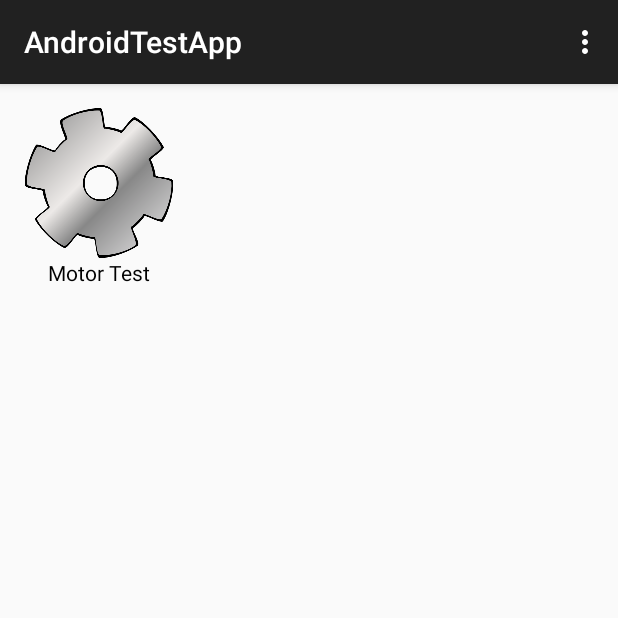
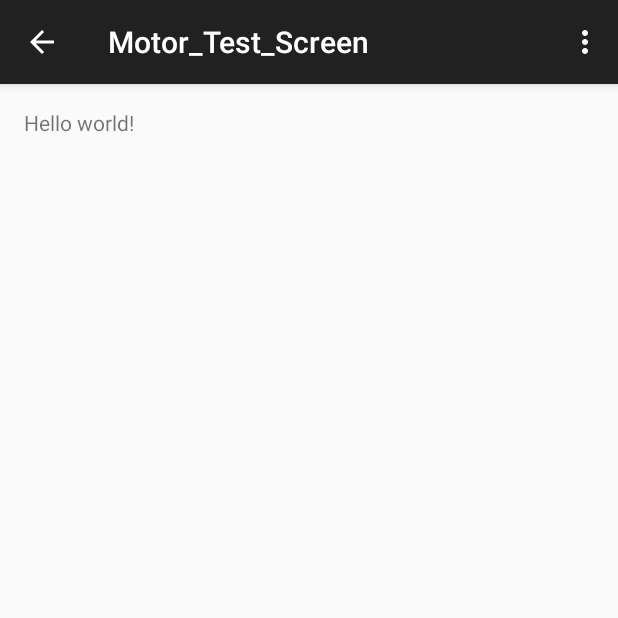
Before and after one commit to krb121693/AndroidTestApp, an Android app: the screen it shows after launch (MainActivity before the commit, Motor_Test_Screen after it), after a tap on "Motor Test", on a phone screen of 412 x 824 dp, the top half of it. Run offline under Robolectric (Android 15) with nearby library versions, the phone set to English and light mode, and no system bars.

Commit message:
Button opens new Activity

```diff
--- a/app/src/main/java/com/iconfitness/testing/androidtestapp/MainActivity.java
+++ b/app/src/main/java/com/iconfitness/testing/androidtestapp/MainActivity.java
@@ -1,6 +1,7 @@
 package com.iconfitness.testing.androidtestapp;
 
 import android.content.Context;
+import android.content.Intent;
 import android.support.v7.app.ActionBarActivity;
 import android.os.Bundle;
 import android.view.Menu;
@@ -51,7 +52,9 @@ public class MainActivity extends ActionBarActivity {
 
     View.OnClickListener selectApplication = new View.OnClickListener(){
         public void onClick(View v) {
-            MessageBox("Button has been clicked");
+            MessageBox("Motor Test");
+            Intent intent = new Intent(MainActivity.this, Motor_Test_Screen.class);
+            startActivity(intent);
         }
     };
 
--- /dev/null
+++ b/app/src/main/java/com/iconfitness/testing/androidtestapp/Motor_Test_Screen.java
@@ -0,0 +1,38 @@
+package com.iconfitness.testing.androidtestapp;
+
+import android.support.v7.app.ActionBarActivity;
+import android.os.Bundle;
+import android.view.Menu;
+import android.view.MenuItem;
+
+
+public class Motor_Test_Screen extends ActionBarActivity {
+
+    @Override
+    protected void onCreate(Bundle savedInstanceState) {
+        super.onCreate(savedInstanceState);
+        setContentView(R.layout.activity_motor__test__screen);
+    }
+
+    @Override
+    public boolean onCreateOptionsMenu(Menu menu) {
+        // Inflate the menu; this adds items to the action bar if it is present.
+        getMenuInflater().inflate(R.menu.menu_motor__test__screen, menu);
+        return true;
+    }
+
+    @Override
+    public boolean onOptionsItemSelected(MenuItem item) {
+        // Handle action bar item clicks here. The action bar will
+        // automatically handle clicks on the Home/Up button, so long
+        // as you specify a parent activity in AndroidManifest.xml.
+        int id = item.getItemId();
+
+        //noinspection SimplifiableIfStatement
+        if (id == R.id.action_settings) {
+            return true;
+        }
+
+        return super.onOptionsItemSelected(item);
+    }
+}
--- /dev/null
+++ b/app/src/main/res/layout/activity_motor__test__screen.xml
@@ -0,0 +1,12 @@
+<RelativeLayout xmlns:android="http://schemas.android.com/apk/res/android"
+    xmlns:tools="http://schemas.android.com/tools" android:layout_width="match_parent"
+    android:layout_height="match_parent" android:paddingLeft="@dimen/activity_horizontal_margin"
+    android:paddingRight="@dimen/activity_horizontal_margin"
+    android:paddingTop="@dimen/activity_vertical_margin"
+    android:paddingBottom="@dimen/activity_vertical_margin"
+    tools:context="com.iconfitness.testing.androidtestapp.Motor_Test_Screen">
+
+    <TextView android:text="@string/hello_world" android:layout_width="wrap_content"
+        android:layout_height="wrap_content" />
+
+</RelativeLayout>
--- /dev/null
+++ b/app/src/main/res/menu/menu_motor__test__screen.xml
@@ -0,0 +1,7 @@
+<menu xmlns:android="http://schemas.android.com/apk/res/android"
+    xmlns:app="http://schemas.android.com/apk/res-auto"
+    xmlns:tools="http://schemas.android.com/tools"
+    tools:context="com.iconfitness.testing.androidtestapp.Motor_Test_Screen">
+    <item android:id="@+id/action_settings" android:title="@string/action_settings"
+        android:orderInCategory="100" app:showAsAction="never" />
+</menu>
--- a/app/src/main/res/values/strings.xml
+++ b/app/src/main/res/values/strings.xml
@@ -2,4 +2,5 @@
     <string name="app_name">AndroidTestApp</string>
     <string name="hello_world">Hello world!</string>
     <string name="action_settings">Settings</string>
+    <string name="title_activity_motor__test__screen">Motor_Test_Screen</string>
 </resources>
```
Also changed, not shown: app/src/main/AndroidManifest.xml (+8 -0 lines), app/src/main/res/menu/menu_main.xml (+7 -3 lines).
